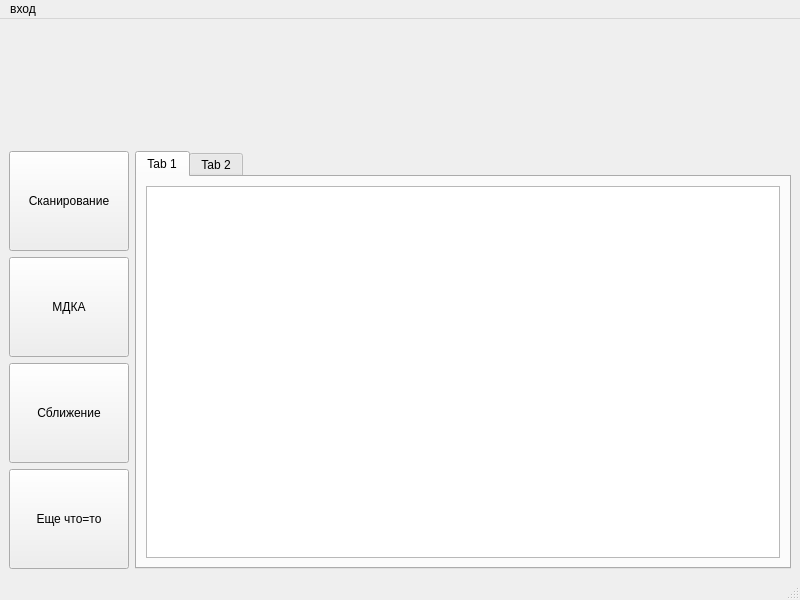
The window that mainwindow.ui (MaryBark/tableMoldel) describes before a commit, drawn with Qt 5.
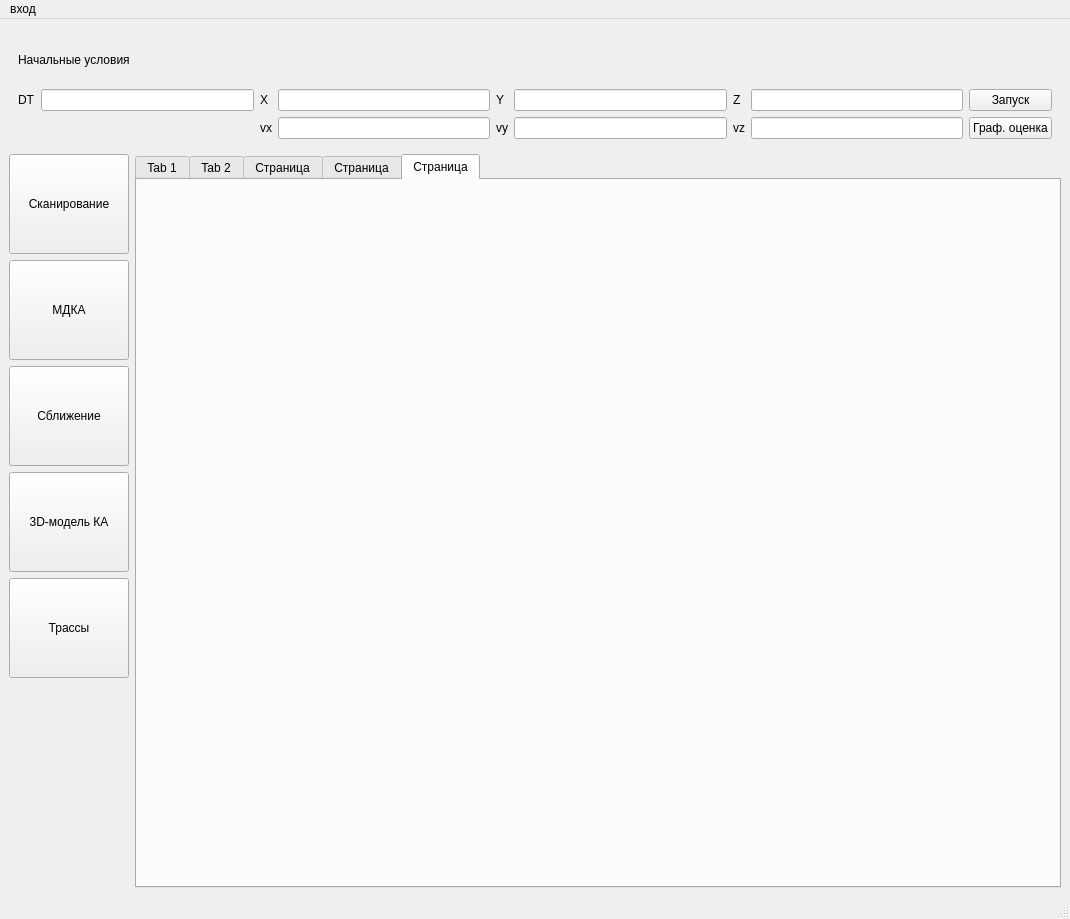
The same window after the commit. The open tabs and pages were chosen to show the change.

```diff
--- a/mainwindow.ui
+++ b/mainwindow.ui
@@ -6,19 +6,204 @@
    <rect>
     <x>0</x>
     <y>0</y>
-    <width>800</width>
-    <height>600</height>
+    <width>1070</width>
+    <height>919</height>
    </rect>
   </property>
   <property name="windowTitle">
    <string>MainWindow</string>
   </property>
   <widget class="QWidget" name="centralwidget">
-   <layout class="QGridLayout" name="gridLayout">
+   <layout class="QGridLayout" name="gridLayout_6">
     <item row="0" column="0" colspan="2">
      <widget class="QStackedWidget" name="stackedWidget">
-      <widget class="QWidget" name="page"/>
-      <widget class="QWidget" name="page_2"/>
+      <property name="minimumSize">
+       <size>
+        <width>0</width>
+        <height>120</height>
+       </size>
+      </property>
+      <property name="maximumSize">
+       <size>
+        <width>16777215</width>
+        <height>120</height>
+       </size>
+      </property>
+      <property name="currentIndex">
+       <number>0</number>
+      </property>
+      <widget class="QWidget" name="page">
+       <layout class="QGridLayout" name="gridLayout">
+        <item row="0" column="0" colspan="2">
+         <widget class="QLabel" name="label_17">
+          <property name="text">
+           <string>Начальные условия</string>
+          </property>
+         </widget>
+        </item>
+        <item row="1" column="0">
+         <widget class="QLabel" name="label_7">
+          <property name="text">
+           <string>DT</string>
+          </property>
+         </widget>
+        </item>
+        <item row="1" column="1">
+         <widget class="QLineEdit" name="lineEdit_7"/>
+        </item>
+        <item row="1" column="2">
+         <widget class="QLabel" name="label">
+          <property name="text">
+           <string>X</string>
+          </property>
+         </widget>
+        </item>
+        <item row="1" column="3">
+         <widget class="QLineEdit" name="lineEdit"/>
+        </item>
+        <item row="1" column="4">
+         <widget class="QLabel" name="label_2">
+          <property name="text">
+           <string>Y</string>
+          </property>
+         </widget>
+        </item>
+        <item row="1" column="5">
+         <widget class="QLineEdit" name="lineEdit_2"/>
+        </item>
+        <item row="1" column="6">
+         <widget class="QLabel" name="label_3">
+          <property name="text">
+           <string>Z</string>
+          </property>
+         </widget>
+        </item>
+        <item row="1" column="7">
+         <widget class="QLineEdit" name="lineEdit_3"/>
+        </item>
+        <item row="1" column="8">
+         <widget class="QPushButton" name="pushButton_6">
+          <property name="text">
+           <string>Запуск</string>
+          </property>
+         </widget>
+        </item>
+        <item row="2" column="2">
+         <widget class="QLabel" name="label_4">
+          <property name="text">
+           <string>vx</string>
+          </property>
+         </widget>
+        </item>
+        <item row="2" column="3">
+         <widget class="QLineEdit" name="lineEdit_4"/>
+        </item>
+        <item row="2" column="4">
+         <widget class="QLabel" name="label_5">
+          <property name="text">
+           <string>vy</string>
+          </property>
+         </widget>
+        </item>
+        <item row="2" column="5">
+         <widget class="QLineEdit" name="lineEdit_5"/>
+        </item>
+        <item row="2" column="6">
+         <widget class="QLabel" name="label_6">
+          <property name="text">
+           <string>vz</string>
+          </property>
+         </widget>
+        </item>
+        <item row="2" column="7">
+         <widget class="QLineEdit" name="lineEdit_6"/>
+        </item>
+        <item row="2" column="8">
+         <widget class="QPushButton" name="pushButton_7">
+          <property name="text">
+           <string>Граф. оценка</string>
+          </property>
+         </widget>
+        </item>
+       </layout>
+      </widget>
+      <widget class="QWidget" name="page_2">
+       <layout class="QGridLayout" name="gridLayout_3">
+        <item row="0" column="0" colspan="2">
+         <widget class="QLabel" name="label_8">
+          <property name="text">
+           <string>Математическая модель движения  </string>
+          </property>
+         </widget>
+        </item>
+        <item row="0" column="2" rowspan="2">
+         <widget class="QPushButton" name="pushButton_8">
+          <property name="text">
+           <string>Запуск</string>
+          </property>
+         </widget>
+        </item>
+        <item row="1" column="0">
+         <widget class="QCheckBox" name="checkBox">
+          <property name="text">
+           <string>Киниматика</string>
+          </property>
+         </widget>
+        </item>
+        <item row="1" column="1">
+         <widget class="QCheckBox" name="checkBox_2">
+          <property name="text">
+           <string>Стохастика</string>
+          </property>
+         </widget>
+        </item>
+       </layout>
+      </widget>
+      <widget class="QWidget" name="page_5">
+       <widget class="QPushButton" name="pushButton_9">
+        <property name="geometry">
+         <rect>
+          <x>220</x>
+          <y>30</y>
+          <width>104</width>
+          <height>36</height>
+         </rect>
+        </property>
+        <property name="text">
+         <string>PushButton</string>
+        </property>
+       </widget>
+      </widget>
+      <widget class="QWidget" name="page_6">
+       <widget class="QLabel" name="label_18">
+        <property name="geometry">
+         <rect>
+          <x>30</x>
+          <y>20</y>
+          <width>331</width>
+          <height>20</height>
+         </rect>
+        </property>
+        <property name="text">
+         <string>настройки 3d-модели</string>
+        </property>
+       </widget>
+      </widget>
+      <widget class="QWidget" name="page_7">
+       <widget class="QLabel" name="label_19">
+        <property name="geometry">
+         <rect>
+          <x>180</x>
+          <y>30</y>
+          <width>201</width>
+          <height>20</height>
+         </rect>
+        </property>
+        <property name="text">
+         <string>Настройки Трасс</string>
+        </property>
+       </widget>
+      </widget>
      </widget>
     </item>
     <item row="1" column="0">
@@ -95,10 +280,42 @@
          </size>
         </property>
         <property name="text">
-         <string>Еще что=то</string>
+         <string>3D-модель КА</string>
         </property>
        </widget>
       </item>
+      <item>
+       <widget class="QPushButton" name="pushButton_5">
+        <property name="minimumSize">
+         <size>
+          <width>120</width>
+          <height>100</height>
+         </size>
+        </property>
+        <property name="maximumSize">
+         <size>
+          <width>120</width>
+          <height>100</height>
+         </size>
+        </property>
+        <property name="text">
+         <string>Трассы</string>
+        </property>
+       </widget>
+      </item>
+      <item>
+       <spacer name="verticalSpacer">
+        <property name="orientation">
+         <enum>Qt::Vertical</enum>
+        </property>
+        <property name="sizeHint" stdset="0">
+         <size>
+          <width>20</width>
+          <height>40</height>
+         </size>
+        </property>
+       </spacer>
+      </item>
      </layout>
     </item>
     <item row="1" column="1">
@@ -110,8 +327,8 @@
        <attribute name="title">
         <string>Tab 1</string>
        </attribute>
-       <layout class="QVBoxLayout" name="verticalLayout_3">
-        <item>
+       <layout class="QGridLayout" name="gridLayout_2">
+        <item row="0" column="0">
          <widget class="QTableView" name="tableView"/>
         </item>
        </layout>
@@ -120,12 +337,33 @@
        <attribute name="title">
         <string>Tab 2</string>
        </attribute>
-       <layout class="QVBoxLayout" name="verticalLayout_2">
-        <item>
+       <layout class="QGridLayout" name="gridLayout_5">
+        <item row="0" column="0">
          <widget class="QTreeView" name="treeView"/>
         </item>
        </layout>
       </widget>
+      <widget class="QWidget" name="tab_3">
+       <attribute name="title">
+        <string>Страница</string>
+       </attribute>
+      </widget>
+      <widget class="QWidget" name="tab_4">
+       <attribute name="title">
+        <string>Страница</string>
+       </attribute>
+       <layout class="QGridLayout" name="gridLayout_4"/>
+      </widget>
+      <widget class="QWidget" name="tab_5">
+       <attribute name="title">
+        <string>Страница</string>
+       </attribute>
+       <layout class="QVBoxLayout" name="verticalLayout_2">
+        <item>
+         <widget class="QWidget" name="widget" native="true"/>
+        </item>
+       </layout>
+      </widget>
      </widget>
     </item>
    </layout>
@@ -135,7 +373,7 @@
     <rect>
      <x>0</x>
      <y>0</y>
-     <width>800</width>
+     <width>1070</width>
      <height>32</height>
     </rect>
    </property>
```
